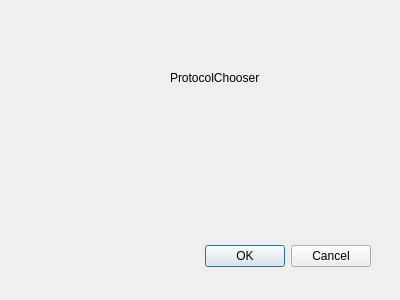
The window that neurolabi/gui/protocols/protocolchooser.ui (janelia-flyem/NeuTu) describes before a commit, drawn with Qt 5.
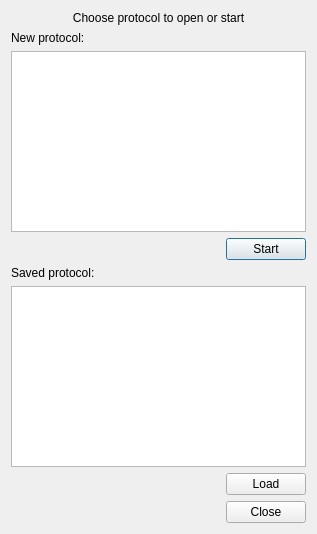
The same window after the commit.

Commit message: start new protocol plumbing hooked up

What changed in the file:
```diff
--- a/neurolabi/gui/protocols/protocolchooser.ui
+++ b/neurolabi/gui/protocols/protocolchooser.ui
@@ -6,42 +6,111 @@
    <rect>
     <x>0</x>
     <y>0</y>
-    <width>400</width>
-    <height>300</height>
+    <width>317</width>
+    <height>534</height>
    </rect>
   </property>
   <property name="windowTitle">
    <string>Dialog</string>
   </property>
-  <widget class="QDialogButtonBox" name="buttonBox">
-   <property name="geometry">
-    <rect>
-     <x>30</x>
-     <y>240</y>
-     <width>341</width>
-     <height>32</height>
-    </rect>
-   </property>
-   <property name="orientation">
-    <enum>Qt::Horizontal</enum>
-   </property>
-   <property name="standardButtons">
-    <set>QDialogButtonBox::Cancel|QDialogButtonBox::Ok</set>
-   </property>
-  </widget>
-  <widget class="QLabel" name="label">
-   <property name="geometry">
-    <rect>
-     <x>170</x>
-     <y>70</y>
-     <width>111</width>
-     <height>16</height>
-    </rect>
-   </property>
-   <property name="text">
-    <string>ProtocolChooser</string>
-   </property>
-  </widget>
+  <layout class="QVBoxLayout" name="verticalLayout">
+   <item>
+    <widget class="QLabel" name="label">
+     <property name="text">
+      <string>Choose protocol to open or start</string>
+     </property>
+     <property name="alignment">
+      <set>Qt::AlignCenter</set>
+     </property>
+    </widget>
+   </item>
+   <item>
+    <widget class="QLabel" name="label_2">
+     <property name="text">
+      <string>New protocol:</string>
+     </property>
+    </widget>
+   </item>
+   <item>
+    <widget class="QListView" name="newProtocolListView">
+     <property name="editTriggers">
+      <set>QAbstractItemView::NoEditTriggers</set>
+     </property>
+    </widget>
+   </item>
+   <item>
+    <layout class="QHBoxLayout" name="horizontalLayout">
+     <item>
+      <spacer name="horizontalSpacer">
+       <property name="orientation">
+        <enum>Qt::Horizontal</enum>
+       </property>
+       <property name="sizeHint" stdset="0">
+        <size>
+         <width>40</width>
+         <height>20</height>
+        </size>
+       </property>
+      </spacer>
+     </item>
+     <item>
+      <widget class="QPushButton" name="startProtocolButton">
+       <property name="text">
+        <string>Start</string>
+       </property>
+      </widget>
+     </item>
+    </layout>
+   </item>
+   <item>
+    <widget class="QLabel" name="label_3">
+     <property name="text">
+      <string>Saved protocol:</string>
+     </property>
+    </widget>
+   </item>
+   <item>
+    <widget class="QListView" name="loadProtocolListView">
+     <property name="editTriggers">
+      <set>QAbstractItemView::NoEditTriggers</set>
+     </property>
+    </widget>
+   </item>
+   <item>
+    <layout class="QHBoxLayout" name="horizontalLayout_2">
+     <item>
+      <spacer name="horizontalSpacer_2">
+       <property name="orientation">
+        <enum>Qt::Horizontal</enum>
+       </property>
+       <property name="sizeHint" stdset="0">
+        <size>
+         <width>40</width>
+         <height>20</height>
+        </size>
+       </property>
+      </spacer>
+     </item>
+     <item>
+      <widget class="QPushButton" name="loadProtocolButton">
+       <property name="text">
+        <string>Load</string>
+       </property>
+      </widget>
+     </item>
+    </layout>
+   </item>
+   <item>
+    <widget class="QDialogButtonBox" name="buttonBox">
+     <property name="orientation">
+      <enum>Qt::Horizontal</enum>
+     </property>
+     <property name="standardButtons">
+      <set>QDialogButtonBox::Close</set>
+     </property>
+    </widget>
+   </item>
+  </layout>
  </widget>
  <resources/>
  <connections>
```
Left out of the diff: 8 changed lines with no effect on the pictures. The commit also changes 4 other files.
